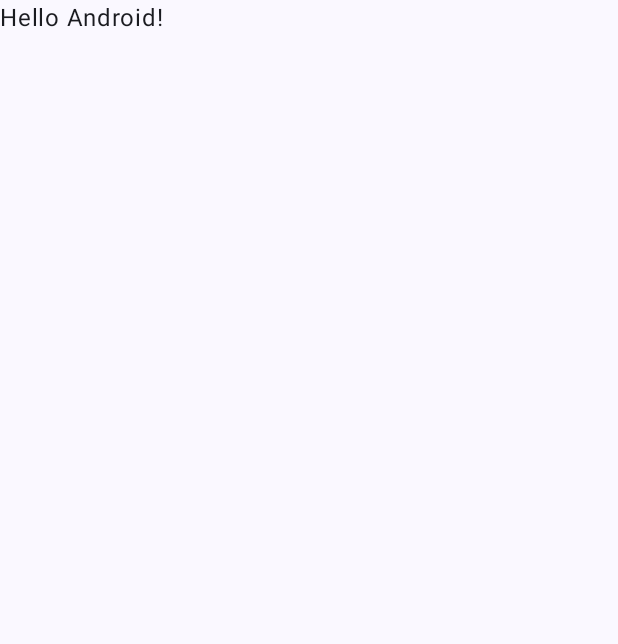
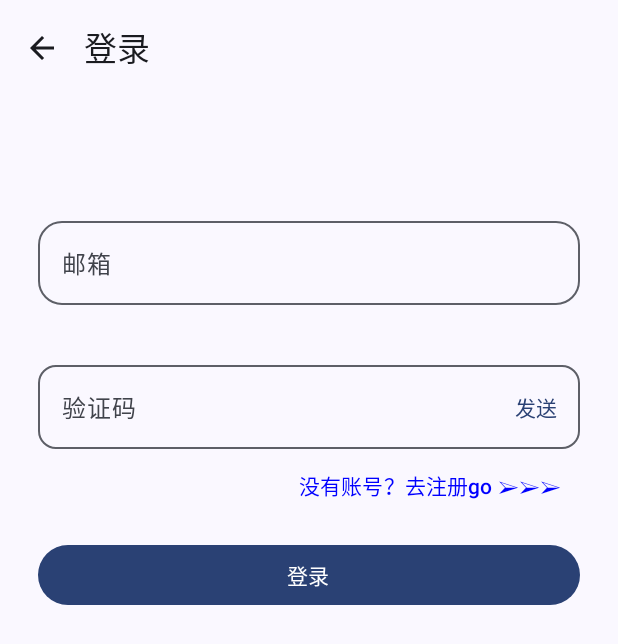
Before and after one commit to roselle-luo/AiInterviewHelper, an Android app built with Jetpack Compose: the screen it shows after launch (MainActivity), on a phone screen of 412 x 824 dp. Before the commit the part shown is almost empty. Shown: the top 644 px of the screen. Run offline under Robolectric (Android 15) with nearby library versions, the phone set to English and light mode, and no system bars.

Commit message:
:sparkles: feat: 1.搭建好了路由框架；2.完成了登录大致页面

```diff
--- a/app/build.gradle.kts
+++ b/app/build.gradle.kts
@@ -40,7 +40,7 @@ android {
 }
 
 dependencies {
-
+    implementation ("androidx.navigation:navigation-compose:2.9.0")
     implementation(libs.androidx.core.ktx)
     implementation(libs.androidx.lifecycle.runtime.ktx)
     implementation(libs.androidx.activity.compose)
--- a/app/src/main/java/com/example/interviewhelper/MainActivity.kt
+++ b/app/src/main/java/com/example/interviewhelper/MainActivity.kt
@@ -11,6 +11,8 @@ import androidx.compose.material3.Text
 import androidx.compose.runtime.Composable
 import androidx.compose.ui.Modifier
 import androidx.compose.ui.tooling.preview.Preview
+import com.example.interviewhelper.navigation.AppNavHost
+import com.example.interviewhelper.ui.screens.LoginScreen
 import com.example.interviewhelper.ui.theme.InterviewHelperTheme
 
 class MainActivity : ComponentActivity() {
@@ -19,12 +21,7 @@ class MainActivity : ComponentActivity() {
         enableEdgeToEdge()
         setContent {
             InterviewHelperTheme {
-                Scaffold(modifier = Modifier.fillMaxSize()) { innerPadding ->
-                    Greeting(
-                        name = "Android",
-                        modifier = Modifier.padding(innerPadding)
-                    )
-                }
+                AppNavHost()
             }
         }
     }
--- /dev/null
+++ b/app/src/main/java/com/example/interviewhelper/navigation/NavHost.kt
@@ -0,0 +1,25 @@
+package com.example.interviewhelper.navigation
+
+import androidx.compose.runtime.Composable
+import androidx.navigation.compose.NavHost
+import androidx.navigation.compose.composable
+import androidx.navigation.compose.rememberNavController
+import com.example.interviewhelper.ui.screens.LoginScreen
+import com.example.interviewhelper.ui.screens.RegisterScreen
+
+@Composable
+fun AppNavHost() {
+    val navController = rememberNavController()
+
+    NavHost(
+        navController = navController,
+        startDestination = "login"
+    ) {
+        composable("login") {
+            LoginScreen(navController = navController)
+        }
+        composable("register") {
+            RegisterScreen()
+        }
+    }
+}
--- /dev/null
+++ b/app/src/main/java/com/example/interviewhelper/ui/component/TopBar.kt
@@ -0,0 +1,30 @@
+package com.example.interviewhelper.ui.component
+
+import android.widget.Toast
+import androidx.compose.material.icons.Icons
+import androidx.compose.material.icons.filled.ArrowBack
+import androidx.compose.material3.ExperimentalMaterial3Api
+import androidx.compose.material3.Icon
+import androidx.compose.material3.IconButton
+import androidx.compose.material3.Text
+import androidx.compose.material3.TopAppBar
+import androidx.compose.runtime.Composable
+import androidx.compose.ui.platform.LocalContext
+
+@OptIn(ExperimentalMaterial3Api::class)
+@Composable
+
+fun TopBar(title: String) {
+    val context = LocalContext.current
+    return TopAppBar(
+        title = { Text(title) },
+        navigationIcon = {
+            IconButton(onClick = { Toast.makeText(context, "点击返回", Toast.LENGTH_SHORT).show()}) {
+                Icon(
+                    Icons.Default.ArrowBack,
+                    contentDescription = "返回"
+                )
+            }
+        }
+    )
+}
--- /dev/null
+++ b/app/src/main/java/com/example/interviewhelper/ui/screens/Login.kt
@@ -0,0 +1,87 @@
+package com.example.interviewhelper.ui.screens
+
+import android.provider.CalendarContract
+import androidx.compose.foundation.layout.Arrangement
+import androidx.compose.foundation.layout.Column
+import androidx.compose.foundation.layout.Spacer
+import androidx.compose.foundation.layout.fillMaxSize
+import androidx.compose.foundation.layout.fillMaxWidth
+import androidx.compose.foundation.layout.height
+import androidx.compose.foundation.layout.padding
+import androidx.compose.foundation.shape.RoundedCornerShape
+import androidx.compose.material3.Button
+import androidx.compose.material3.ExperimentalMaterial3Api
+import androidx.compose.material3.OutlinedTextField
+import androidx.compose.material3.Scaffold
+import androidx.compose.material3.Text
+import androidx.compose.material3.TextButton
+import androidx.compose.runtime.Composable
+import androidx.compose.ui.Alignment
+import androidx.compose.ui.Modifier
+import androidx.compose.ui.graphics.Color
+import androidx.compose.ui.platform.LocalContext
+import androidx.compose.ui.text.input.PasswordVisualTransformation
+import androidx.compose.ui.text.style.LineHeightStyle
+import androidx.compose.ui.tooling.preview.Preview
+import androidx.compose.ui.unit.dp
+import androidx.navigation.NavController
+import androidx.navigation.Navigator
+import androidx.navigation.compose.rememberNavController
+import com.example.interviewhelper.ui.component.TopBar
+import com.example.interviewhelper.viewmodel.LoginViewModel
+
+@OptIn(ExperimentalMaterial3Api::class)
+@Preview
+@Composable
+fun LoginScreen(viewModel: LoginViewModel = LoginViewModel(), navController: NavController = rememberNavController()) {
+    val context = LocalContext.current
+    Scaffold(
+        modifier = Modifier,
+        topBar = {
+            TopBar("登录")
+        }
+    ) { innerPadding ->
+        Column(
+            modifier = Modifier
+                .padding(innerPadding)
+                .padding(25.dp)
+                .padding(top = 50.dp)
+                .fillMaxSize(),
+        )
+        {
+            OutlinedTextField(
+                value = viewModel.email,
+                onValueChange = { viewModel.onEmailChanged(it) },
+                label = { Text("邮箱") },
+                shape = RoundedCornerShape(16.dp),
+                modifier = Modifier.fillMaxWidth()
+            )
+            Spacer(modifier = Modifier.height(32.dp))
+            OutlinedTextField(
+                value = viewModel.verifyCode,
+                onValueChange = { viewModel.onVerifyChanged(it) },
+                label = { Text("验证码") },
+                visualTransformation = PasswordVisualTransformation(),
+                shape = RoundedCornerShape(12.dp),
+                trailingIcon = {
+                    TextButton(onClick = { viewModel.onLoginClicked(context) }) {
+                        Text("发送")
+                    }
+                },
+                modifier = Modifier.fillMaxWidth()
+            )
+            TextButton(
+                modifier = Modifier.align(Alignment.End),
+                onClick = {navController.navigate("register")}
+            ) {
+                Text("没有账号？去注册go ➢➢➢", color = Color.Blue)
+            }
+            Button(
+                onClick = { viewModel.onLoginClicked(context) },
+                modifier = Modifier.fillMaxWidth().padding(top = 12.dp)
+            ) {
+                Text("登录")
+            }
+        }
+    }
+}
--- /dev/null
+++ b/app/src/main/java/com/example/interviewhelper/ui/screens/ResgisterScreen.kt
@@ -0,0 +1,6 @@
+package com.example.interviewhelper.ui.screens
+
+import androidx.compose.runtime.Composable
+
+@Composable
+fun RegisterScreen() {}
--- /dev/null
+++ b/app/src/main/java/com/example/interviewhelper/viewmodel/LoginViewModel.kt
@@ -0,0 +1,34 @@
+package com.example.interviewhelper.viewmodel
+
+import android.content.Context
+import android.widget.Toast
+import androidx.compose.runtime.mutableStateOf
+import androidx.lifecycle.ViewModel
+import androidx.compose.runtime.getValue
+import androidx.compose.runtime.setValue
+
+class LoginViewModel : ViewModel() {
+
+    var email by mutableStateOf("")
+        private set
+    var verifyCode by mutableStateOf("")
+        private set
+
+    // 修改用户名
+    fun onEmailChanged(newValue: String) {
+        email = newValue
+    }
+
+    // 修改密码
+    fun onVerifyChanged(newValue: String) {
+        verifyCode = newValue
+    }
+
+    // 登录逻辑
+    fun onLoginClicked(context: Context) {
+        Toast.makeText(context, "尝试登录：用户名=$email, 密码=$verifyCode", Toast.LENGTH_SHORT).show()
+        println("尝试登录：用户名=$email, 密码=$verifyCode")
+        // 这里可以调用 Repository 进行登录请求
+    }
+
+}
--- a/gradle/libs.versions.toml
+++ b/gradle/libs.versions.toml
@@ -8,6 +8,7 @@ espressoCore = "3.5.1"
 lifecycleRuntimeKtx = "2.6.1"
 activityCompose = "1.8.0"
 composeBom = "2024.09.00"
+navigationComposeJvmstubs = "2.9.0"
 
 [libraries]
 androidx-core-ktx = { group = "androidx.core", name = "core-ktx", version.ref = "coreKtx" }
@@ -24,6 +25,7 @@ androidx-ui-tooling-preview = { group = "androidx.compose.ui", name = "ui-toolin
 androidx-ui-test-manifest = { group = "androidx.compose.ui", name = "ui-test-manifest" }
 androidx-ui-test-junit4 = { group = "androidx.compose.ui", name = "ui-test-junit4" }
 androidx-material3 = { group = "androidx.compose.material3", name = "material3" }
+androidx-navigation-compose-jvmstubs = { group = "androidx.navigation", name = "navigation-compose-jvmstubs", version.ref = "navigationComposeJvmstubs" }
 
 [plugins]
 android-application = { id = "com.android.application", version.ref = "agp" }
```
